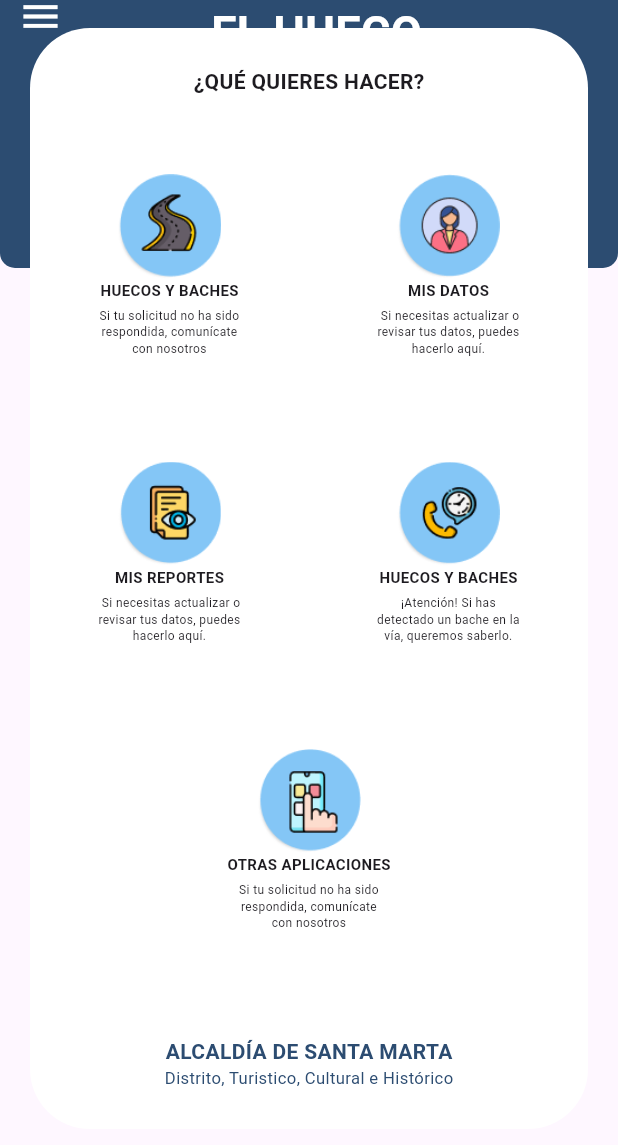
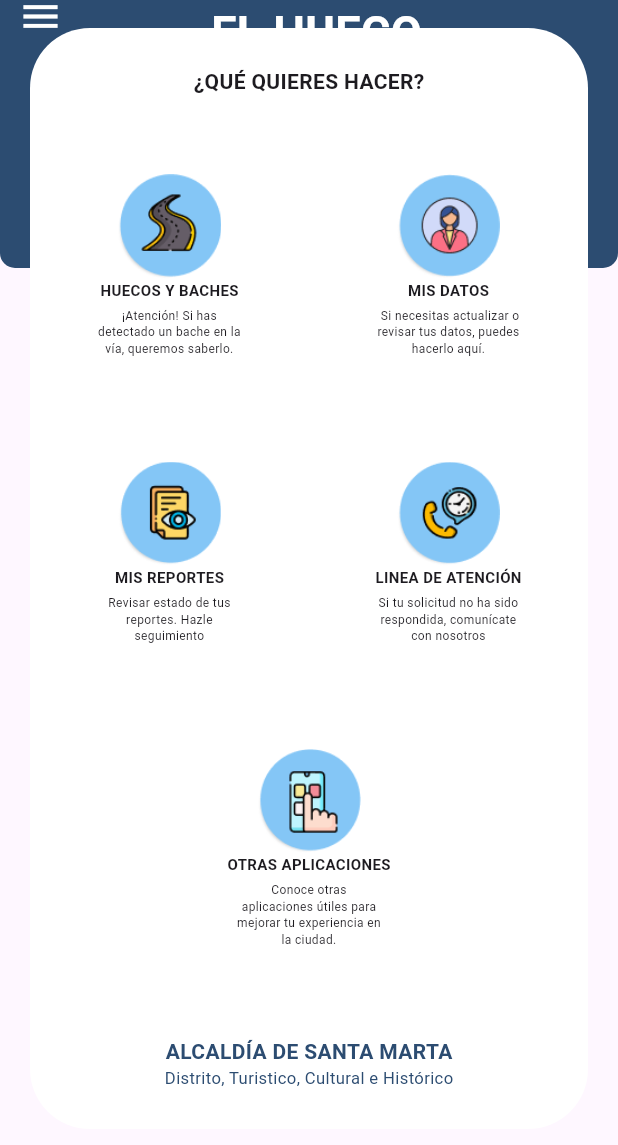
Before and after one commit to cristianPorrety/palantesinbaches, a Flutter app: the HomeScreen screen opened directly, on a phone screen of 412 x 824 dp, the part 77-1222 px from its top. Run offline on Flutter 3.47's test engine with Material 3 defaults, Android fonts, the phone set to English and light mode, and no system bars; our stand-ins replace geocoding, google_maps_flutter.

```diff
--- a/lib/home/homepage.dart
+++ b/lib/home/homepage.dart
@@ -154,7 +154,7 @@ class MenuFragment extends StatelessWidget {
                         MaterialPageRoute(builder: (context) => ReportPotholesScreen()),
                       );
                     },
-                  child: menuItem(ImagesPath.carreteraImg, MainPageText.hoolTitle, MainPageText.atentionLineDesc)
+                  child: menuItem(ImagesPath.carreteraImg, MainPageText.hoolTitle, MainPageText.hoolDesc)
                 ),
                 GestureDetector(
                     onTap: () {
@@ -178,7 +178,7 @@ class MenuFragment extends StatelessWidget {
                       MaterialPageRoute(builder: (context) => Reports(reports: reports)),
                     );
                   },
-                  child: menuItem(ImagesPath.reportsImg, MainPageText.myReportsTitle, MainPageText.myDataDesc),
+                  child: menuItem(ImagesPath.reportsImg, MainPageText.myReportsTitle, MainPageText.myReportsDesc),
                 ), GestureDetector(
                   onTap: () {
                     Navigator.pushReplacement(
@@ -186,7 +186,7 @@ class MenuFragment extends StatelessWidget {
                       MaterialPageRoute(builder: (context) => Contacts()),
                     );
                   },
-                  child: menuItem(ImagesPath.atentionlineImg, MainPageText.hoolTitle, MainPageText.hoolDesc),
+                  child: menuItem(ImagesPath.atentionlineImg, MainPageText.atentionLineTitle, MainPageText.atentionLineDesc),
                 ),
               ],
             ),
--- a/lib/shared/labels.dart
+++ b/lib/shared/labels.dart
@@ -40,7 +40,7 @@ class MainPageText {
   static String atentionLineTitle = "LINEA DE ATENCIÓN";
   static String atentionLineDesc = "Si tu solicitud no ha sido respondida, comunícate con nosotros";
   static String otherAppsTitle = "OTRAS APLICACIONES";
-  static String otherAppsDesc = "Si tu solicitud no ha sido respondida, comunícate con nosotros";
+  static String otherAppsDesc = "Conoce otras aplicaciones útiles para mejorar tu experiencia en la ciudad.";
 
 }
 
```
